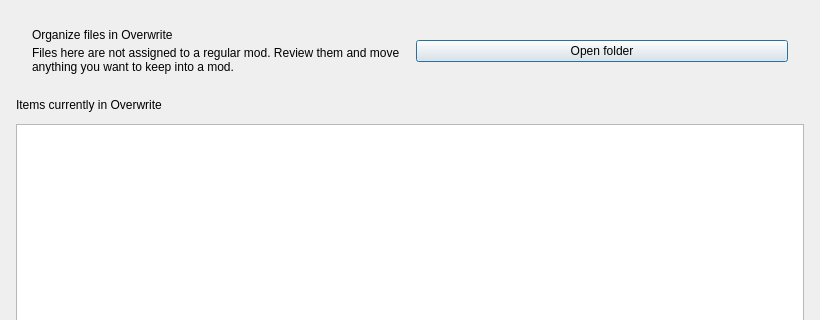
Old version of the form source/modorganizer/src/overwriteinfodialog.ui in the repository ArialSenki/MO2-Revamped; both pictures show x 0 to 820 and y 0 to 320 of the 820 by 560 pixel window.
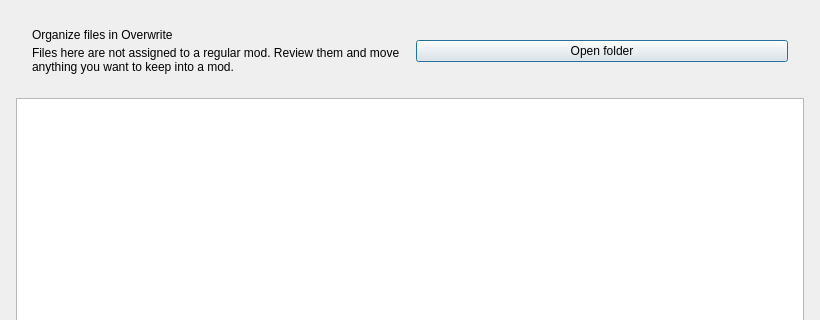
New version of the form.

Diff of the .ui file:
```diff
--- a/source/modorganizer/src/overwriteinfodialog.ui
+++ b/source/modorganizer/src/overwriteinfodialog.ui
@@ -90,13 +90,6 @@
      </layout>
     </widget>
    </item>
-   <item>
-    <widget class="QLabel" name="overwriteSectionHeading">
-     <property name="text">
-      <string>Items currently in Overwrite</string>
-     </property>
-    </widget>
-   </item>
    <item>
     <widget class="QTreeView" name="filesView">
      <property name="contextMenuPolicy">
```
